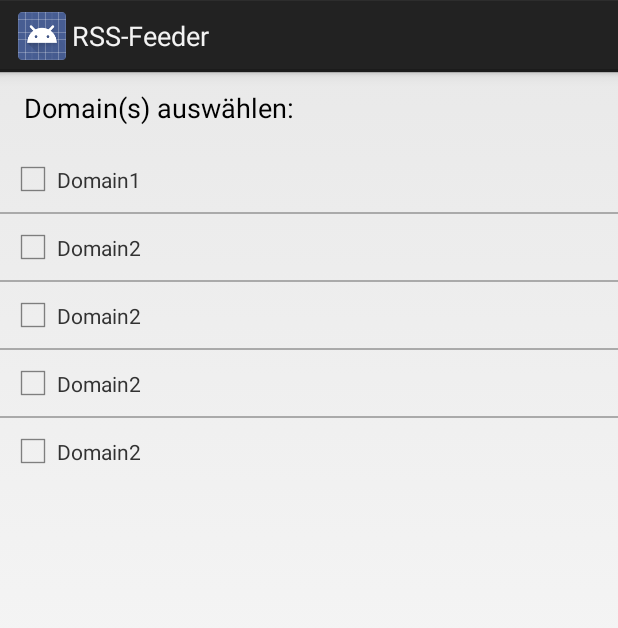
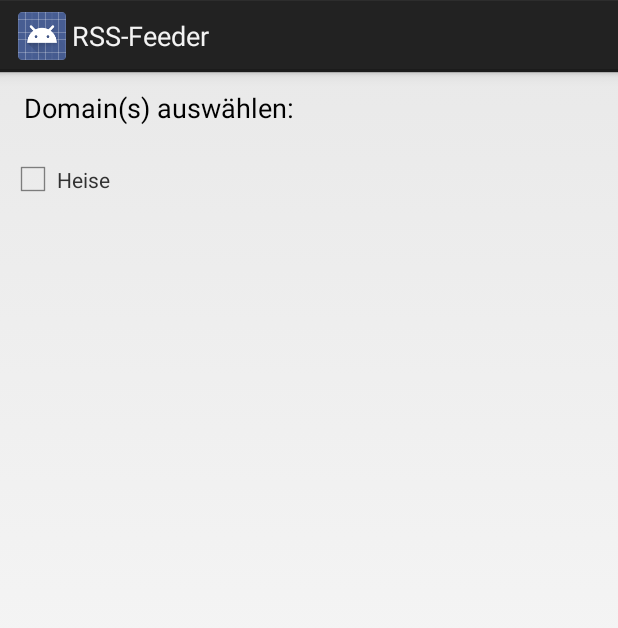
Before and after one commit to yellowmoneybank/RSS-Feeder, an Android app: the fragment SuggestionDomainFragment shown on its own in the app's theme, on a phone screen of 412 x 824 dp. Shown: the top 628 px of the screen. Run offline under Robolectric (Android 15) with nearby library versions, the phone set to English and light mode, and no system bars.

```diff
--- a/Code/RSS-Feeder/app/src/main/java/com/projektarbeit/rss_feeder/ui/DomainChooser.java
+++ b/Code/RSS-Feeder/app/src/main/java/com/projektarbeit/rss_feeder/ui/DomainChooser.java
@@ -64,6 +64,7 @@ public class DomainChooser extends Fragment {
             public void onClick(View v) {
                 //TODO: Insert into DB folders (Beachte: Die selbstdefinierten müssen in Tabelle bestehen bleiben! evtl. durch zusätzliches Feld als Merkmal für vorgeschlagen oder benutzerdefiniert feststellen)
                 Toast.makeText(getActivity(), "ToDo", Toast.LENGTH_SHORT).show();
+                //ToDo beachte: unterschiedliche Funktionalität (je nach aktivem Fragment)
             }
         });
 
--- a/Code/RSS-Feeder/app/src/main/java/com/projektarbeit/rss_feeder/ui/MainActivity.java
+++ b/Code/RSS-Feeder/app/src/main/java/com/projektarbeit/rss_feeder/ui/MainActivity.java
@@ -39,7 +39,6 @@ public class MainActivity extends Activity {
 
     private Context contextOfApplication;
     private static DBModel dbModel;
-    private FeedContainer feedContainer;
 
     //"Konstruktor" der Activity
     @Override
@@ -139,8 +138,6 @@ public class MainActivity extends Activity {
         super.onStart();
 
         dbModel = getDBModel();
-        feedContainer = new FeedContainer(contextOfApplication);
-
     }
 
     private void createWelcomeFragment() {
--- a/Code/RSS-Feeder/app/src/main/java/com/projektarbeit/rss_feeder/ui/SuggestionDomainFragment.java
+++ b/Code/RSS-Feeder/app/src/main/java/com/projektarbeit/rss_feeder/ui/SuggestionDomainFragment.java
@@ -40,12 +40,8 @@ public class SuggestionDomainFragment extends Fragment {
         header.setText(R.string.listViewHeaderSuggestionDomain);
         listView.addHeaderView(header, "Head", false);
 
-        List<String> teststrings = new ArrayList<String>(); //TODO: später aus Tabelle  lesen
-        teststrings.add("Domain1");
-        teststrings.add("Domain2");
-        teststrings.add("Domain2");
-        teststrings.add("Domain2");
-        teststrings.add("Domain2");
+        List<String> teststrings = new ArrayList<String>();
+        teststrings.add("Heise"); //ToDO Klasse für alle vorgeschlagenen fixen Seiten
 
         SuggestionDomainAdapter adapter = new SuggestionDomainAdapter(getActivity(), teststrings);
         listView.setAdapter(adapter);
```
Also changed, not shown: Code/RSS-Feeder/app/src/main/java/com/projektarbeit/rss_feeder/ui/FeedOverviewFragment.java (+2 -18 lines), Code/RSS-Feeder/app/src/main/java/com/projektarbeit/rss_feeder/ui/FolderOverviewFragment.java (+7 -8 lines).
